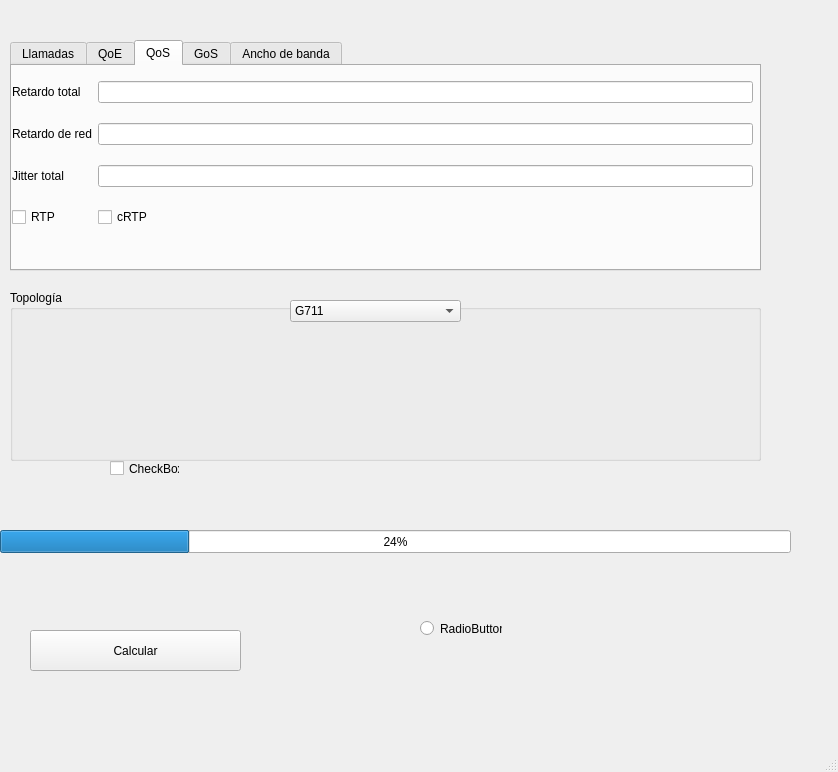
The window that main_iu.ui (joseluistejero/voipNetworkQoS) describes before a commit, drawn with Qt 5.
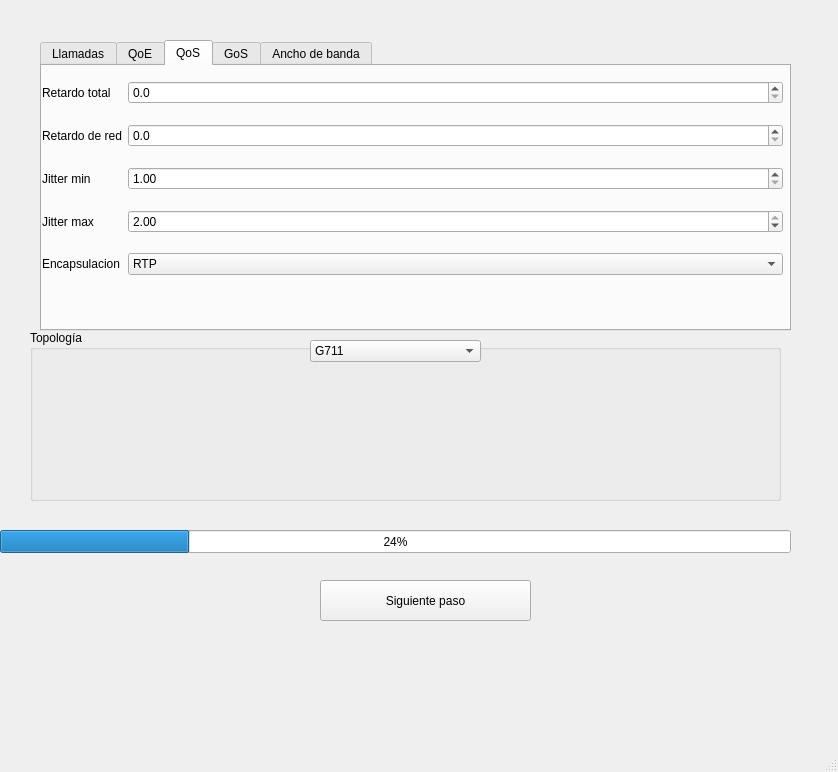
The same window after the commit. The open tabs and pages were chosen to show the change.

Commit message: Actualizada interfaz

```diff
--- a/main_iu.ui
+++ b/main_iu.ui
@@ -39,8 +39,8 @@
     </property>
     <property name="geometry">
      <rect>
-      <x>10</x>
-      <y>290</y>
+      <x>30</x>
+      <y>330</y>
       <width>751</width>
       <height>171</height>
      </rect>
@@ -103,10 +103,10 @@
     </property>
     <property name="geometry">
      <rect>
-      <x>10</x>
+      <x>40</x>
       <y>40</y>
       <width>751</width>
-      <height>231</height>
+      <height>291</height>
      </rect>
     </property>
     <property name="currentIndex">
@@ -315,7 +315,7 @@
         <x>0</x>
         <y>10</y>
         <width>741</width>
-        <height>204</height>
+        <height>221</height>
        </rect>
       </property>
       <layout class="QFormLayout" name="formLayout_2">
@@ -335,9 +335,6 @@
          </property>
         </widget>
        </item>
-       <item row="0" column="1">
-        <widget class="QLineEdit" name="lineEdit"/>
-       </item>
        <item row="1" column="0">
         <widget class="QLabel" name="label_8">
          <property name="text">
@@ -346,29 +343,92 @@
         </widget>
        </item>
        <item row="1" column="1">
-        <widget class="QLineEdit" name="lineEdit_2"/>
+        <widget class="QDoubleSpinBox" name="Rr">
+         <property name="decimals">
+          <number>1</number>
+         </property>
+         <property name="maximum">
+          <double>1000.000000000000000</double>
+         </property>
+         <property name="singleStep">
+          <double>0.100000000000000</double>
+         </property>
+        </widget>
        </item>
        <item row="2" column="0">
         <widget class="QLabel" name="label_9">
          <property name="text">
-          <string>Jitter total</string>
+          <string>Jitter min</string>
          </property>
         </widget>
        </item>
        <item row="2" column="1">
-        <widget class="QLineEdit" name="lineEdit_3"/>
-       </item>
-       <item row="3" column="1">
-        <widget class="QCheckBox" name="checkBox_3">
-         <property name="text">
-          <string>cRTP</string>
+        <widget class="QDoubleSpinBox" name="minJitter">
+         <property name="minimum">
+          <double>1.000000000000000</double>
+         </property>
+         <property name="maximum">
+          <double>2.000000000000000</double>
+         </property>
+         <property name="singleStep">
+          <double>0.010000000000000</double>
          </property>
         </widget>
        </item>
        <item row="3" column="0">
-        <widget class="QCheckBox" name="checkBox_2">
+        <widget class="QLabel" name="label_10">
          <property name="text">
-          <string>RTP</string>
+          <string>Jitter max</string>
+         </property>
+        </widget>
+       </item>
+       <item row="4" column="0">
+        <widget class="QLabel" name="encapsulacionLabel">
+         <property name="text">
+          <string>Encapsulacion</string>
+         </property>
+        </widget>
+       </item>
+       <item row="4" column="1">
+        <widget class="QComboBox" name="MOS_2">
+         <item>
+          <property name="text">
+           <string>RTP</string>
+          </property>
+         </item>
+         <item>
+          <property name="text">
+           <string>cRTP</string>
+          </property>
+         </item>
+        </widget>
+       </item>
+       <item row="3" column="1">
+        <widget class="QDoubleSpinBox" name="maxJitter">
+         <property name="minimum">
+          <double>1.000000000000000</double>
+         </property>
+         <property name="maximum">
+          <double>2.000000000000000</double>
+         </property>
+         <property name="singleStep">
+          <double>0.010000000000000</double>
+         </property>
+         <property name="value">
+          <double>2.000000000000000</double>
+         </property>
+        </widget>
+       </item>
+       <item row="0" column="1">
+        <widget class="QDoubleSpinBox" name="Rt">
+         <property name="decimals">
+          <number>1</number>
+         </property>
+         <property name="maximum">
+          <double>1000.000000000000000</double>
+         </property>
+         <property name="singleStep">
+          <double>0.100000000000000</double>
          </property>
         </widget>
        </item>
@@ -392,46 +452,14 @@
     </property>
     <property name="geometry">
      <rect>
-      <x>30</x>
-      <y>630</y>
+      <x>320</x>
+      <y>580</y>
       <width>211</width>
       <height>41</height>
      </rect>
     </property>
     <property name="text">
-     <string>Calcular</string>
-    </property>
-   </widget>
-   <widget class="QRadioButton" name="radioButton">
-    <property name="enabled">
-     <bool>true</bool>
-    </property>
-    <property name="geometry">
-     <rect>
-      <x>420</x>
-      <y>620</y>
-      <width>82</width>
-      <height>17</height>
-     </rect>
-    </property>
-    <property name="text">
-     <string>RadioButton</string>
-    </property>
-   </widget>
-   <widget class="QCheckBox" name="checkBox">
-    <property name="enabled">
-     <bool>true</bool>
-    </property>
-    <property name="geometry">
-     <rect>
-      <x>110</x>
-      <y>460</y>
-      <width>70</width>
-      <height>17</height>
-     </rect>
-    </property>
-    <property name="text">
-     <string>CheckBox</string>
+     <string>Siguiente paso</string>
     </property>
    </widget>
   </widget>
```
Left out of the diff: 46 changed lines with no effect on the pictures. The commit also changes 3 other files.
